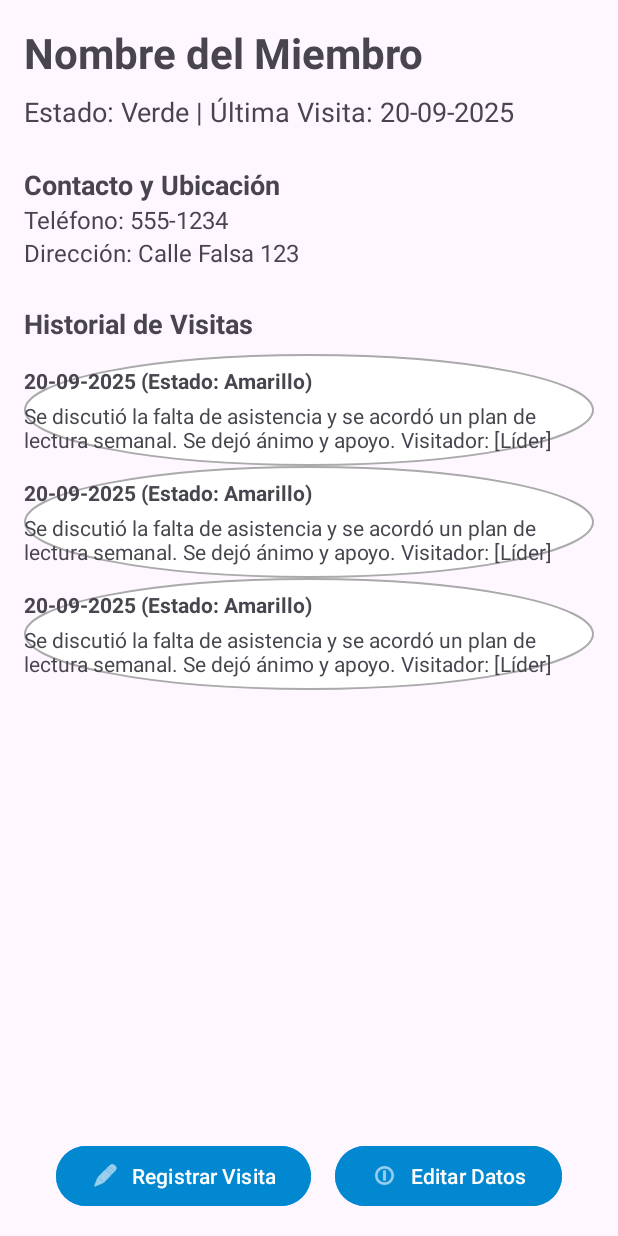
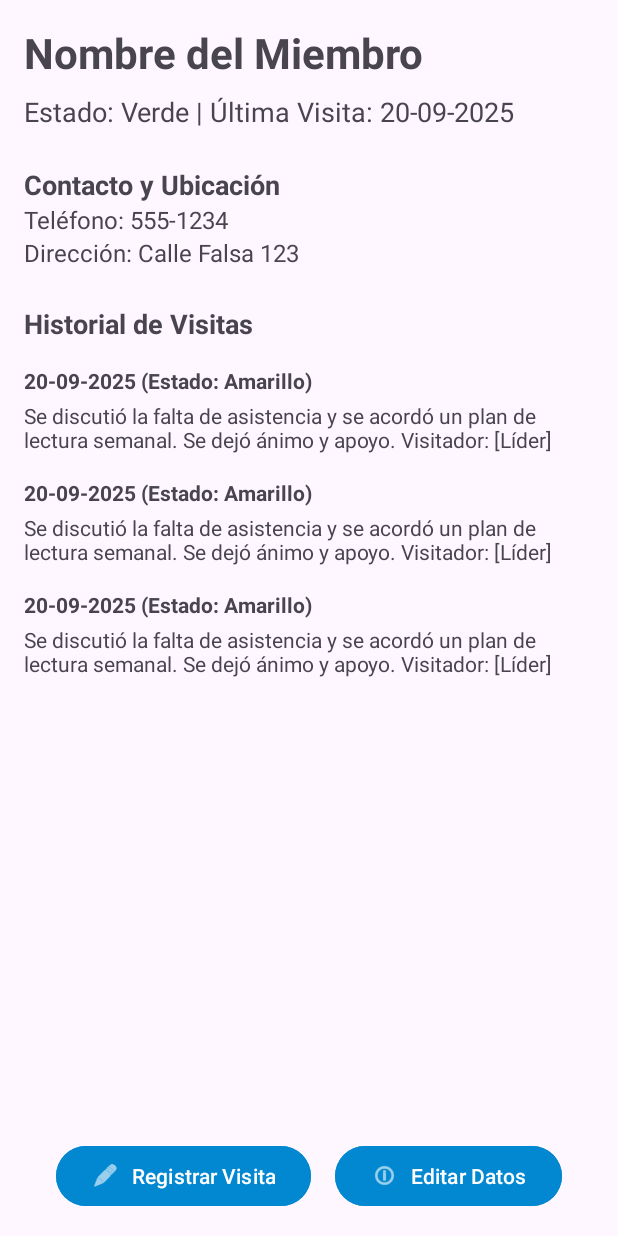
Before and after one commit to FabricioG2022/MiPrimeraApp, an Android app: the layout activity_detalle_miembro.xml on its own in the app's theme, with its tools: preview values and no code run, on a phone screen of 412 x 824 dp. Run offline under Robolectric (Android 15) with nearby library versions, the phone set to English and light mode, and no system bars.

Commit message:
feat: se agrego en manifest las nuevas activitys y correccion de una elipse que aparecia en las notas por error en item_visita_nota

```diff
--- a/app/src/main/AndroidManifest.xml
+++ b/app/src/main/AndroidManifest.xml
@@ -27,6 +27,8 @@
             android:exported="false" />
         <activity android:name=".MiembrosActivity" />
         <activity android:name=".DetalleMiembroActivity" />
+        <activity android:name=".RegistrarVisitaActivity" />
+        <activity android:name=".EditarMiembroActivity" />
     </application>
 
 </manifest>
--- a/app/src/main/res/layout/item_visita_nota.xml
+++ b/app/src/main/res/layout/item_visita_nota.xml
@@ -4,13 +4,14 @@
     android:layout_height="wrap_content"
     android:orientation="vertical"
     android:paddingTop="8dp"
-    android:paddingBottom="8dp"
-    android:background="@drawable/shape_circle"> <TextView
-    android:id="@+id/tv_historial_fecha"
-    android:layout_width="wrap_content"
-    android:layout_height="wrap_content"
-    android:textStyle="bold"
-    android:text="20-09-2025 (Estado: Amarillo)" />
+    android:paddingBottom="8dp">
+
+    <TextView
+        android:id="@+id/tv_historial_fecha"
+        android:layout_width="wrap_content"
+        android:layout_height="wrap_content"
+        android:textStyle="bold"
+        android:text="20-09-2025 (Estado: Amarillo)" />
 
     <TextView
         android:id="@+id/tv_historial_nota"
@@ -18,4 +19,5 @@
         android:layout_height="wrap_content"
         android:text="Se discutió la falta de asistencia y se acordó un plan de lectura semanal. Se dejó ánimo y apoyo. Visitador: [Líder]"
         android:layout_marginTop="4dp"/>
+
 </LinearLayout>
```
